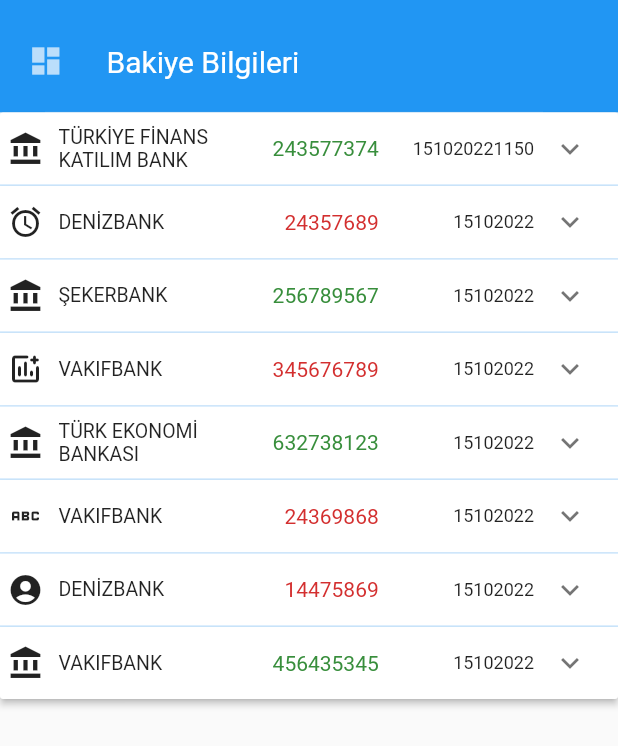
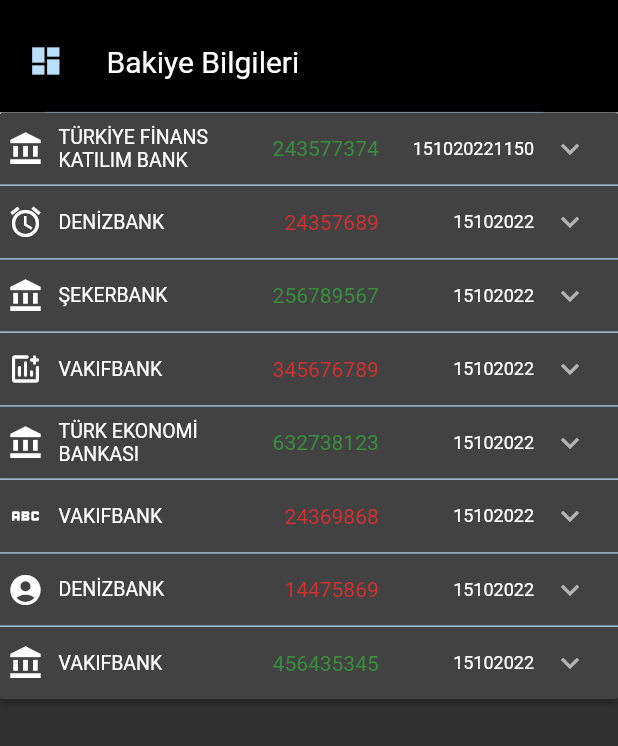
Before and after one commit to YAlperenCan/NetHesAppMobile2, a Flutter app: the screen it shows after launch, on a phone screen of 412 x 824 dp. Shown: the top 746 px of the screen. Run offline on Flutter 3.47's test engine with Material 2 defaults, Android fonts, the phone set to English and light mode, and no system bars.

Commit message:
Hesap hareketleri

```diff
--- a/lib/BakiyeBilgileri.dart
+++ b/lib/BakiyeBilgileri.dart
@@ -77,7 +77,7 @@ class _BakiyeBilgileriState extends State<BakiyeBilgileri> {
                 flex: 2,
                 child: Container(
                   decoration: BoxDecoration(
-                    color: Colors.blue,
+                    color: Colors.black,
                     boxShadow: [BoxShadow(color: Colors.white, spreadRadius: 1)],
                   ),
                   height: 75,
@@ -109,7 +109,7 @@ class _BakiyeBilgileriState extends State<BakiyeBilgileri> {
                 child: Row(
                   children: [
                     Container(
-                        padding: EdgeInsets.only(left: 40, right: 130),
+                        padding: EdgeInsets.only(left: 40, right: 150),
                         height: 20,
                         child: Text(
                           "Banka Adı",
--- a/lib/HesapHareketleri.dart
+++ b/lib/HesapHareketleri.dart
@@ -100,7 +100,7 @@ class _HesapHareketleriState extends State<HesapHareketleri> {
                 flex: 2,
                 child: Container(
                   decoration: BoxDecoration(
-                    color: Colors.blue,
+                    color: Colors.black,
                     boxShadow: [BoxShadow(color: Colors.white, spreadRadius: 1)],
                   ),
                   height: 75,
--- a/lib/main.dart
+++ b/lib/main.dart
@@ -33,8 +33,13 @@ class _loginpageState extends State<loginpage> {
   Widget build(BuildContext context) {
 
     return MaterialApp(
-      theme: ThemeData(primarySwatch: Colors.blue),
+
+      darkTheme: ThemeData(
+        brightness: Brightness.dark
+
+      ),themeMode: ThemeMode.dark,
       debugShowCheckedModeBanner: false,
+
       home: HesapHareketleri(),
     );
   }
```
